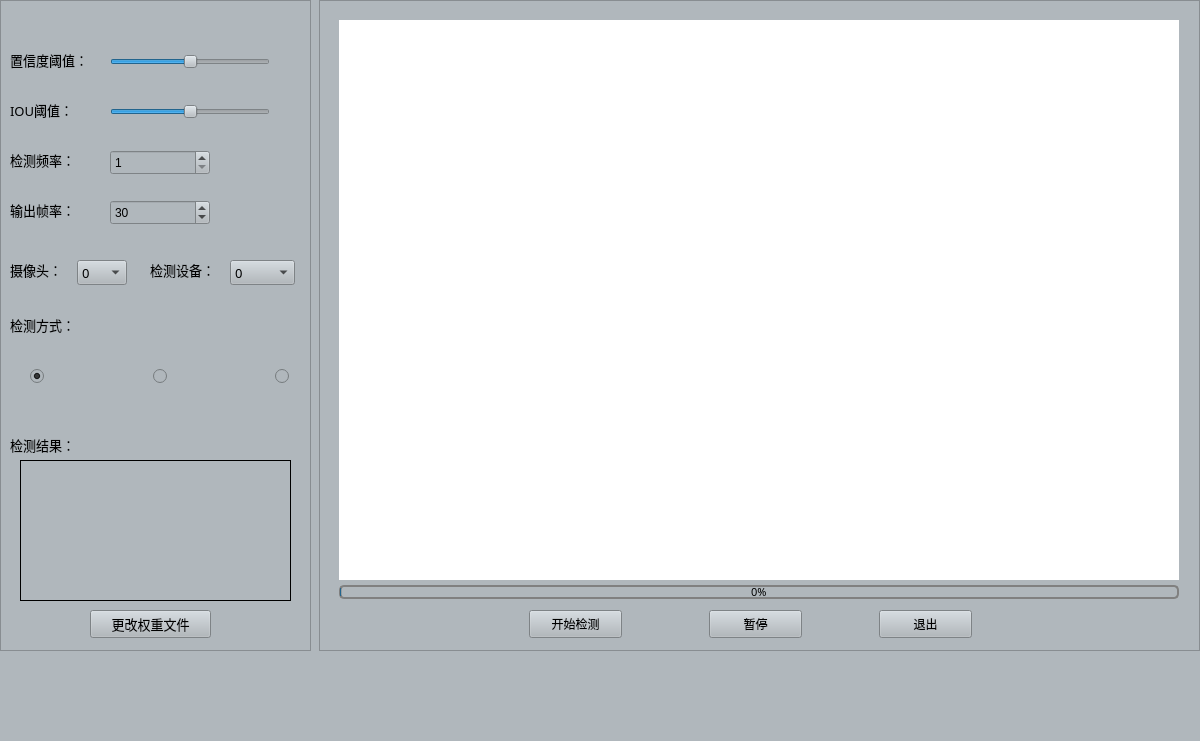
First picture: the form in UiMainwindow.ui, repository wang-10086/yolov5-5.0, before the edit.
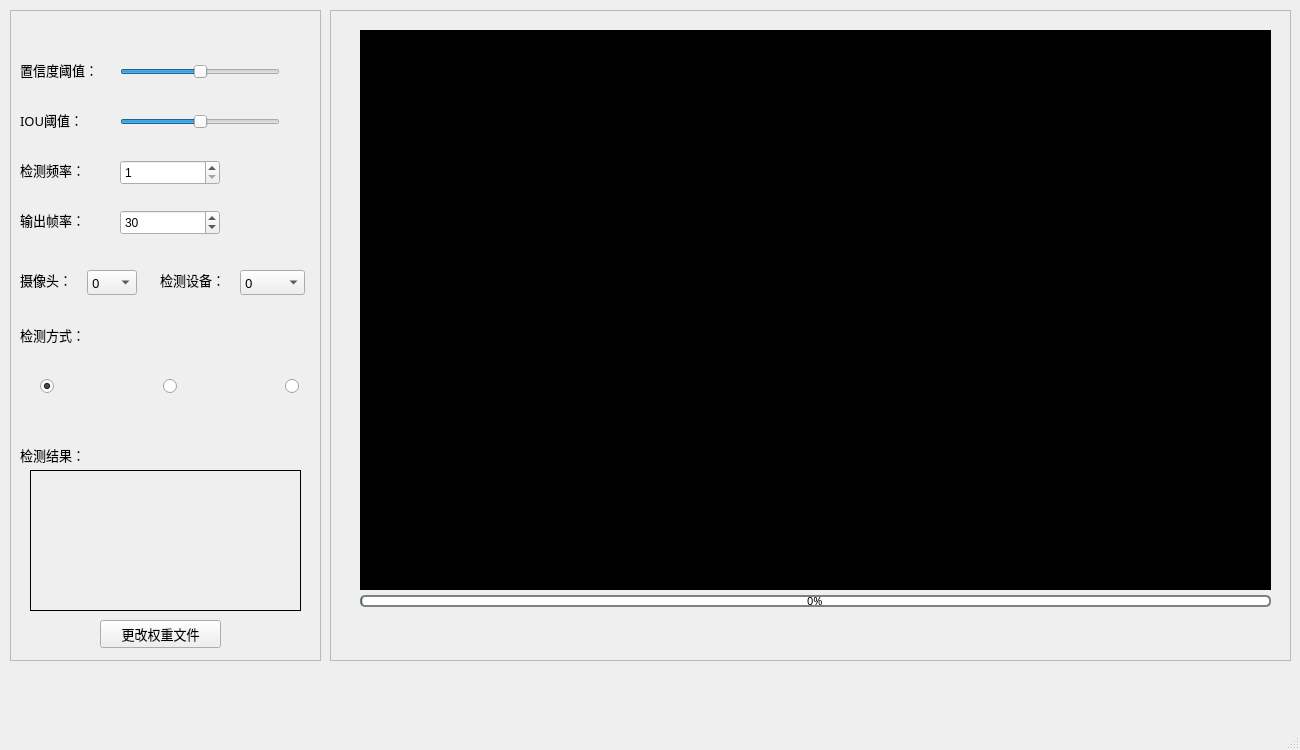
Second picture: the form after the edit. Icons and pictures are not drawn.

What changed in the file:
```diff
--- a/UiMainwindow.ui
+++ b/UiMainwindow.ui
@@ -6,30 +6,31 @@
    <rect>
     <x>0</x>
     <y>0</y>
-    <width>1200</width>
-    <height>741</height>
+    <width>1300</width>
+    <height>750</height>
    </rect>
   </property>
   <property name="windowTitle">
    <string>MainWindow</string>
   </property>
+  <property name="autoFillBackground">
+   <bool>false</bool>
+  </property>
   <property name="styleSheet">
-   <string notr="true">background-color: rgb(176, 183, 188);
-</string>
+   <string notr="true"/>
   </property>
   <widget class="QWidget" name="centralwidget">
    <widget class="QFrame" name="frame">
     <property name="geometry">
      <rect>
-      <x>0</x>
-      <y>0</y>
+      <x>10</x>
+      <y>10</y>
       <width>311</width>
       <height>651</height>
      </rect>
     </property>
     <property name="styleSheet">
-     <string notr="true">background-color: rgb(176, 183, 188);
-</string>
+     <string notr="true"/>
     </property>
     <property name="frameShape">
      <enum>QFrame::StyledPanel</enum>
@@ -52,6 +53,9 @@
        <pointsize>10</pointsize>
       </font>
      </property>
+     <property name="styleSheet">
+      <string notr="true">color: rgb(0, 0, 0);</string>
+     </property>
      <property name="text">
       <string>置信度阈值：</string>
      </property>
@@ -71,6 +75,9 @@
        <pointsize>10</pointsize>
       </font>
      </property>
+     <property name="styleSheet">
+      <string notr="true">color: rgb(0, 0, 0);</string>
+     </property>
      <property name="text">
       <string>IOU阈值：</string>
      </property>
@@ -90,6 +97,9 @@
        <pointsize>10</pointsize>
       </font>
      </property>
+     <property name="styleSheet">
+      <string notr="true">color: rgb(0, 0, 0);</string>
+     </property>
      <property name="text">
       <string>检测频率：</string>
      </property>
@@ -109,6 +119,9 @@
        <pointsize>10</pointsize>
       </font>
      </property>
+     <property name="styleSheet">
+      <string notr="true">color: rgb(0, 0, 0);</string>
+     </property>
      <property name="text">
       <string>输出帧率：</string>
      </property>
@@ -154,6 +167,9 @@
        <height>25</height>
       </rect>
      </property>
+     <property name="styleSheet">
+      <string notr="true">color: rgb(0, 0, 0);</string>
+     </property>
      <property name="minimum">
       <number>1</number>
      </property>
@@ -170,6 +186,9 @@
        <height>25</height>
       </rect>
      </property>
+     <property name="styleSheet">
+      <string notr="true">color: rgb(0, 0, 0);</string>
+     </property>
      <property name="minimum">
       <number>1</number>
      </property>
@@ -227,6 +246,9 @@
        <pointsize>10</pointsize>
       </font>
      </property>
+     <property name="styleSheet">
+      <string notr="true">color: rgb(0, 0, 0);</string>
+     </property>
      <property name="text">
       <string>检测结果：</string>
      </property>
@@ -246,6 +268,9 @@
        <pointsize>10</pointsize>
       </font>
      </property>
+     <property name="styleSheet">
+      <string notr="true">color: rgb(0, 0, 0);</string>
+     </property>
      <property name="text">
       <string>检测方式：</string>
      </property>
@@ -375,6 +400,9 @@
        <pointsize>10</pointsize>
       </font>
      </property>
+     <property name="styleSheet">
+      <string notr="true">color: rgb(0, 0, 0);</string>
+     </property>
      <property name="currentIndex">
       <number>0</number>
      </property>
@@ -409,6 +437,9 @@
        <pointsize>10</pointsize>
       </font>
      </property>
+     <property name="styleSheet">
+      <string notr="true">color: rgb(0, 0, 0);</string>
+     </property>
      <property name="text">
       <string>摄像头：</string>
      </property>
@@ -428,6 +459,9 @@
        <pointsize>10</pointsize>
       </font>
      </property>
+     <property name="styleSheet">
+      <string notr="true">color: rgb(0, 0, 0);</string>
+     </property>
      <property name="text">
       <string>检测设备：</string>
      </property>
@@ -447,6 +481,9 @@
        <pointsize>10</pointsize>
       </font>
      </property>
+     <property name="styleSheet">
+      <string notr="true">color: rgb(0, 0, 0);</string>
+     </property>
      <property name="currentIndex">
       <number>0</number>
      </property>
@@ -476,6 +513,9 @@
        <pointsize>10</pointsize>
       </font>
      </property>
+     <property name="styleSheet">
+      <string notr="true">color: rgb(0, 0, 0);</string>
+     </property>
      <property name="text">
       <string>更改权重文件</string>
      </property>
@@ -484,15 +524,14 @@
    <widget class="QFrame" name="frame_2">
     <property name="geometry">
      <rect>
-      <x>319</x>
-      <y>0</y>
-      <width>881</width>
+      <x>330</x>
+      <y>10</y>
+      <width>961</width>
       <height>651</height>
      </rect>
     </property>
     <property name="styleSheet">
-     <string notr="true">background-color: rgb(176, 183, 188);
-</string>
+     <string notr="true"/>
     </property>
     <property name="frameShape">
      <enum>QFrame::StyledPanel</enum>
@@ -503,14 +542,14 @@
     <widget class="QLabel" name="label">
      <property name="geometry">
       <rect>
-       <x>20</x>
+       <x>30</x>
        <y>20</y>
-       <width>840</width>
+       <width>911</width>
        <height>560</height>
       </rect>
      </property>
      <property name="styleSheet">
-      <string notr="true">background-color: rgb(255, 255, 255);</string>
+      <string notr="true">background-color: rgb(0, 0, 0);</string>
      </property>
      <property name="text">
       <string/>
@@ -519,49 +558,93 @@
     <widget class="QPushButton" name="pushButton">
      <property name="geometry">
       <rect>
-       <x>210</x>
+       <x>360</x>
        <y>610</y>
-       <width>93</width>
-       <height>28</height>
+       <width>30</width>
+       <height>30</height>
       </rect>
      </property>
+     <property name="autoFillBackground">
+      <bool>false</bool>
+     </property>
+     <property name="styleSheet">
+      <string notr="true">border-radius: 15px;</string>
+     </property>
      <property name="text">
-      <string>开始检测</string>
+      <string/>
+     </property>
+     <property name="icon">
+      <iconset resource="resource.qrc">
+       <normaloff>:/pic/resource/start.png</normaloff>:/pic/resource/start.png</iconset>
+     </property>
+     <property name="iconSize">
+      <size>
+       <width>30</width>
+       <height>30</height>
+      </size>
      </property>
     </widget>
     <widget class="QPushButton" name="pushButton_2">
      <property name="geometry">
       <rect>
-       <x>560</x>
+       <x>570</x>
        <y>610</y>
-       <width>93</width>
-       <height>28</height>
+       <width>30</width>
+       <height>30</height>
       </rect>
      </property>
+     <property name="styleSheet">
+      <string notr="true">border-radius: 15px;</string>
+     </property>
      <property name="text">
-      <string>退出</string>
+      <string/>
+     </property>
+     <property name="icon">
+      <iconset resource="resource.qrc">
+       <normaloff>:/pic/resource/quit.png</normaloff>:/pic/resource/quit.png</iconset>
+     </property>
+     <property name="iconSize">
+      <size>
+       <width>30</width>
+       <height>30</height>
+      </size>
      </property>
     </widget>
     <widget class="QPushButton" name="pushButton_3">
      <property name="geometry">
       <rect>
-       <x>390</x>
+       <x>470</x>
        <y>610</y>
-       <width>93</width>
-       <height>28</height>
+       <width>30</width>
+       <height>30</height>
       </rect>
      </property>
+     <property name="styleSheet">
+      <string notr="true">QPushButton{
+	border-radius: 15px;
+}</string>
+     </property>
      <property name="text">
-      <string>暂停</string>
+      <string/>
+     </property>
+     <property name="icon">
+      <iconset resource="resource.qrc">
+       <normaloff>:/pic/resource/pause.png</normaloff>:/pic/resource/pause.png</iconset>
+     </property>
+     <property name="iconSize">
+      <size>
+       <width>30</width>
+       <height>30</height>
+      </size>
      </property>
     </widget>
     <widget class="QProgressBar" name="progressBar">
      <property name="geometry">
       <rect>
-       <x>20</x>
+       <x>30</x>
        <y>585</y>
-       <width>840</width>
-       <height>14</height>
+       <width>911</width>
+       <height>12</height>
       </rect>
      </property>
      <property name="font">
```
Left out of the diff: 2 changed lines with no effect on the pictures.
